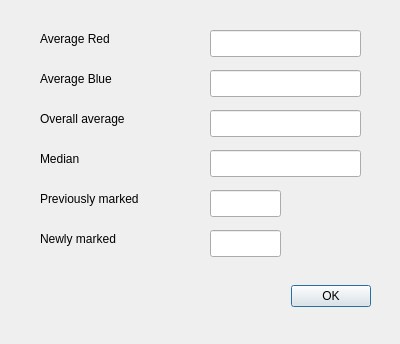
Old version of the form Numpy/Sdadmin/markexresdlg.ui in the repository JohnMCollins/python-astro-progs.
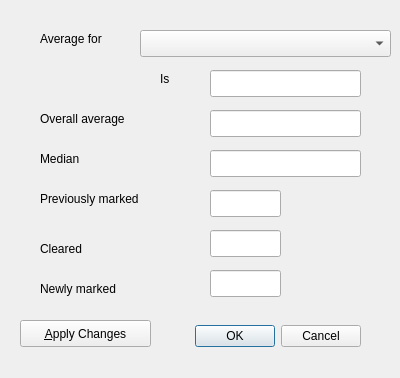
New version of the form.

```diff
--- a/Numpy/Sdadmin/markexresdlg.ui
+++ b/Numpy/Sdadmin/markexresdlg.ui
@@ -7,7 +7,7 @@
     <x>0</x>
     <y>0</y>
     <width>400</width>
-    <height>344</height>
+    <height>378</height>
    </rect>
   </property>
   <property name="windowTitle">
@@ -16,9 +16,9 @@
   <widget class="QDialogButtonBox" name="buttonBox">
    <property name="geometry">
     <rect>
-     <x>240</x>
-     <y>280</y>
-     <width>131</width>
+     <x>170</x>
+     <y>320</y>
+     <width>191</width>
      <height>32</height>
     </rect>
    </property>
@@ -26,7 +26,7 @@
     <enum>Qt::Horizontal</enum>
    </property>
    <property name="standardButtons">
-    <set>QDialogButtonBox::Ok</set>
+    <set>QDialogButtonBox::Cancel|QDialogButtonBox::Ok</set>
    </property>
   </widget>
   <widget class="QLabel" name="label">
@@ -39,20 +39,7 @@
     </rect>
    </property>
    <property name="text">
-    <string>Average Red</string>
-   </property>
-  </widget>
-  <widget class="QLabel" name="label_2">
-   <property name="geometry">
-    <rect>
-     <x>40</x>
-     <y>70</y>
-     <width>91</width>
-     <height>17</height>
-    </rect>
-   </property>
-   <property name="text">
-    <string>Average Blue</string>
+    <string>Average for</string>
    </property>
   </widget>
   <widget class="QLabel" name="label_3">
@@ -98,7 +85,7 @@
    <property name="geometry">
     <rect>
      <x>40</x>
-     <y>230</y>
+     <y>280</y>
      <width>111</width>
      <height>17</height>
     </rect>
@@ -107,23 +94,7 @@
     <string>Newly marked</string>
    </property>
   </widget>
-  <widget class="QLineEdit" name="avred">
-   <property name="geometry">
-    <rect>
-     <x>210</x>
-     <y>30</y>
-     <width>151</width>
-     <height>27</height>
-    </rect>
-   </property>
-   <property name="toolTip">
-    <string>Average value for red in continuum area</string>
-   </property>
-   <property name="readOnly">
-    <bool>true</bool>
-   </property>
-  </widget>
-  <widget class="QLineEdit" name="avblue">
+  <widget class="QLineEdit" name="rngav">
    <property name="geometry">
     <rect>
      <x>210</x>
@@ -191,7 +162,7 @@
    <property name="geometry">
     <rect>
      <x>210</x>
-     <y>230</y>
+     <y>270</y>
      <width>71</width>
      <height>27</height>
     </rect>
@@ -203,6 +174,78 @@
     <bool>true</bool>
    </property>
   </widget>
+  <widget class="QPushButton" name="applychanges">
+   <property name="geometry">
+    <rect>
+     <x>20</x>
+     <y>320</y>
+     <width>131</width>
+     <height>27</height>
+    </rect>
+   </property>
+   <property name="toolTip">
+    <string>Apply changes to files and exit</string>
+   </property>
+   <property name="text">
+    <string>&amp;Apply Changes</string>
+   </property>
+  </widget>
+  <widget class="QLineEdit" name="cleared">
+   <property name="geometry">
+    <rect>
+     <x>210</x>
+     <y>230</y>
+     <width>71</width>
+     <height>27</height>
+    </rect>
+   </property>
+   <property name="toolTip">
+    <string>Number of markers removed
+Includes comments made removed if clear remarks also set.</string>
+   </property>
+   <property name="readOnly">
+    <bool>true</bool>
+   </property>
+  </widget>
+  <widget class="QLabel" name="label_7">
+   <property name="geometry">
+    <rect>
+     <x>40</x>
+     <y>240</y>
+     <width>62</width>
+     <height>17</height>
+    </rect>
+   </property>
+   <property name="text">
+    <string>Cleared</string>
+   </property>
+  </widget>
+  <widget class="QComboBox" name="inclrange">
+   <property name="geometry">
+    <rect>
+     <x>140</x>
+     <y>30</y>
+     <width>251</width>
+     <height>27</height>
+    </rect>
+   </property>
+   <property name="toolTip">
+    <string>Inclusive range to display total</string>
+   </property>
+  </widget>
+  <widget class="QLabel" name="label_2">
+   <property name="geometry">
+    <rect>
+     <x>160</x>
+     <y>70</y>
+     <width>21</width>
+     <height>17</height>
+    </rect>
+   </property>
+   <property name="text">
+    <string>Is</string>
+   </property>
+  </widget>
  </widget>
  <tabstops>
   <tabstop>avred</tabstop>
```
Left out of the diff: 8 changed lines with no effect on the pictures.
